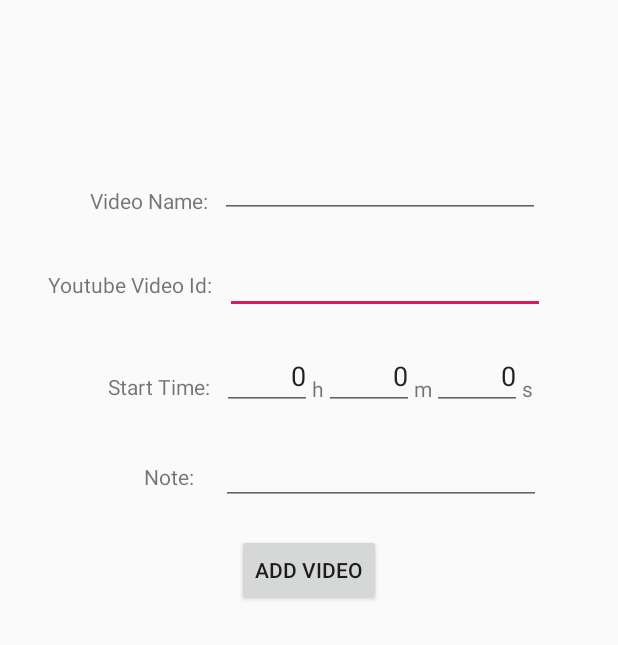
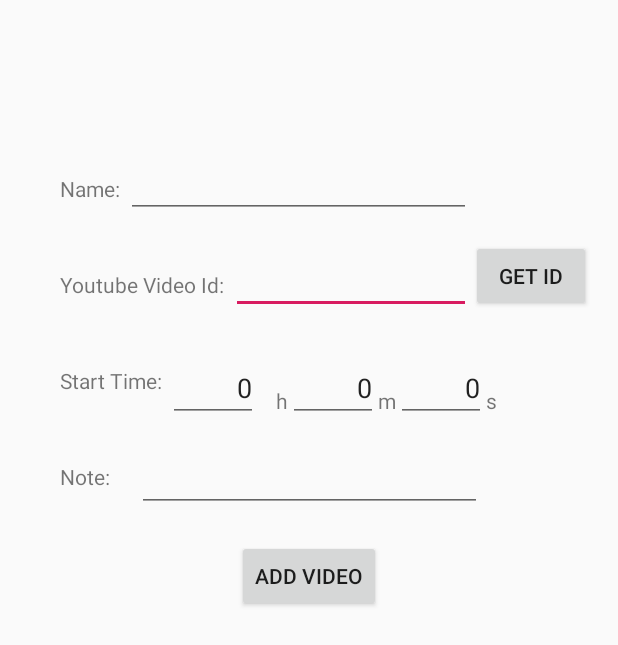
Before and after one commit to Luv-Puff/PianGio, an Android app: the layout activity_add_video.xml on its own in the app's theme, with its tools: preview values and no code run, on a phone screen of 412 x 824 dp. Shown: the top 645 px of the screen. Run offline under Robolectric (Android 15) with nearby library versions, the phone set to English and light mode, and no system bars.

Commit message:
update something ;)

```diff
--- a/app/build.gradle
+++ b/app/build.gradle
@@ -28,6 +28,7 @@ dependencies {
     androidTestImplementation 'androidx.test.espresso:espresso-core:3.2.0'
     //implementation fileTree(dir: 'libs', include: ['*.aar', '*.jar'], exclude: [])
     implementation files('libs\\YouTubeAndroidPlayerApi.jar')
+    implementation group: 'commons-io', name: 'commons-io', version: '2.4'
     implementation 'androidx.recyclerview:recyclerview:1.1.0'
     implementation 'com.google.android.material:material:1.0.0'
 }
--- a/app/src/main/AndroidManifest.xml
+++ b/app/src/main/AndroidManifest.xml
@@ -3,6 +3,7 @@
     package="com.example.scarymonstersplayer">
 
     <uses-permission android:name="android.permission.INTERNET" />
+    <uses-permission android:name="android.permission.ACCESS_NETWORK_STATE" />
 
     <application
         android:allowBackup="true"
--- a/app/src/main/java/com/example/scarymonstersplayer/ItemAdapter.java
+++ b/app/src/main/java/com/example/scarymonstersplayer/ItemAdapter.java
@@ -48,9 +48,10 @@ public class ItemAdapter extends RecyclerView.Adapter<ItemAdapter.ItemViewHolder
         public void onClick(View v) {
             MainActivity m = (MainActivity) mContext;
             String vid = vidText.getText().toString();
-            int Realsec = Integer.parseInt(realsec.getText().toString());
+            m.videoId = vid;
+            m.second = Integer.parseInt(realsec.getText().toString());
             //Toast.makeText(mContext,vid + amount,Toast.LENGTH_LONG).show();
-            m.player.cueVideo(vid,Realsec);
+            m.player.cueVideo(m.videoId,m.second);
 
         }
 
--- a/app/src/main/res/layout/activity_add_video.xml
+++ b/app/src/main/res/layout/activity_add_video.xml
@@ -7,21 +7,11 @@
     tools:context=".AddVideoActivity,.UpdateActivity">
 
 
-    <TextView
-        android:id="@+id/textView"
-        android:layout_width="wrap_content"
-        android:layout_height="wrap_content"
-        android:layout_marginStart="32dp"
-        android:layout_marginTop="180dp"
-        android:text="@string/Videoid"
-        app:layout_constraintStart_toStartOf="parent"
-        app:layout_constraintTop_toTopOf="parent" />
-
     <EditText
         android:id="@+id/add_vid"
-        android:layout_width="wrap_content"
+        android:layout_width="160dp"
         android:layout_height="wrap_content"
-        android:layout_marginStart="8dp"
+        android:layout_marginStart="4dp"
         android:layout_marginTop="164dp"
         android:ems="10"
         android:hint="@string/blank"
@@ -32,25 +22,34 @@
         app:layout_constraintTop_toTopOf="parent" />
 
     <EditText
-        android:id="@+id/add_h"
-        android:layout_width="60dp"
-        android:layout_height="40dp"
-        android:layout_marginStart="8dp"
-        android:layout_marginTop="24dp"
+        android:id="@+id/add_name"
+        android:layout_width="230dp"
+        android:layout_height="wrap_content"
+        android:layout_marginStart="4dp"
+        android:layout_marginTop="100dp"
         android:ems="10"
         android:hint="@string/blank"
         android:importantForAutofill="no"
-        android:inputType="number"
-        android:text="@string/zero"
-        android:textAlignment="viewEnd"
-        app:layout_constraintStart_toEndOf="@+id/textView7"
-        app:layout_constraintTop_toBottomOf="@+id/add_vid" />
+        android:inputType="textPersonName"
+        android:lines="3"
+        app:layout_constraintStart_toEndOf="@+id/textView2"
+        app:layout_constraintTop_toTopOf="parent" />
+
+    <TextView
+        android:id="@+id/textView"
+        android:layout_width="wrap_content"
+        android:layout_height="wrap_content"
+        android:layout_marginStart="40dp"
+        android:layout_marginTop="180dp"
+        android:text="@string/Videoid"
+        app:layout_constraintStart_toStartOf="parent"
+        app:layout_constraintTop_toTopOf="parent" />
 
     <EditText
         android:id="@+id/add_m"
         android:layout_width="60dp"
         android:layout_height="40dp"
-        android:layout_marginTop="24dp"
+        android:layout_marginTop="32dp"
         android:ems="10"
         android:hint="@string/blank"
         android:importantForAutofill="no"
@@ -60,43 +59,54 @@
         app:layout_constraintStart_toEndOf="@+id/textView4"
         app:layout_constraintTop_toBottomOf="@+id/add_vid" />
 
+    <TextView
+        android:id="@+id/textView5"
+        android:layout_width="wrap_content"
+        android:layout_height="wrap_content"
+        android:layout_marginTop="48dp"
+        android:text="@string/min"
+        app:layout_constraintStart_toEndOf="@+id/add_m"
+        app:layout_constraintTop_toBottomOf="@+id/add_vid" />
+
     <EditText
-        android:id="@+id/add_s"
-        android:layout_width="60dp"
-        android:layout_height="40dp"
-        android:layout_marginTop="24dp"
+        android:id="@+id/add_note"
+        android:layout_width="230dp"
+        android:layout_height="wrap_content"
+        android:layout_marginStart="4dp"
+        android:layout_marginTop="296dp"
         android:ems="10"
         android:hint="@string/blank"
         android:importantForAutofill="no"
-        android:inputType="number"
-        android:text="@string/zero"
-        android:textAlignment="viewEnd"
-        app:layout_constraintStart_toEndOf="@+id/textView5"
-        app:layout_constraintTop_toBottomOf="@+id/add_vid" />
+        android:inputType="textPersonName"
+        android:lines="10"
+        app:layout_constraintStart_toEndOf="@+id/textView3"
+        app:layout_constraintTop_toTopOf="parent" />
+
+    <Button
+        android:id="@+id/add_button"
+        android:layout_width="wrap_content"
+        android:layout_height="wrap_content"
+        android:layout_marginTop="360dp"
+        android:text="@string/add_newVideo"
+        app:layout_constraintEnd_toEndOf="parent"
+        app:layout_constraintStart_toStartOf="parent"
+        app:layout_constraintTop_toTopOf="parent" />
 
     <TextView
         android:id="@+id/textView4"
         android:layout_width="wrap_content"
         android:layout_height="wrap_content"
-        android:layout_marginTop="40dp"
+        android:layout_marginStart="12dp"
+        android:layout_marginTop="48dp"
         android:text="@string/hour"
         app:layout_constraintStart_toEndOf="@+id/add_h"
-        app:layout_constraintTop_toBottomOf="@+id/add_vid" />
-
-    <TextView
-        android:id="@+id/textView5"
-        android:layout_width="wrap_content"
-        android:layout_height="wrap_content"
-        android:layout_marginTop="40dp"
-        android:text="@string/min"
-        app:layout_constraintStart_toEndOf="@+id/add_m"
         app:layout_constraintTop_toBottomOf="@+id/add_vid" />
 
     <TextView
         android:id="@+id/textView6"
         android:layout_width="wrap_content"
         android:layout_height="wrap_content"
-        android:layout_marginTop="40dp"
+        android:layout_marginTop="48dp"
         android:text="@string/sec"
         app:layout_constraintEnd_toEndOf="parent"
         app:layout_constraintHorizontal_bias="0.0"
@@ -107,19 +117,48 @@
         android:id="@+id/textView7"
         android:layout_width="wrap_content"
         android:layout_height="wrap_content"
-        android:layout_marginStart="72dp"
-        android:layout_marginTop="248dp"
+        android:layout_marginStart="40dp"
+        android:layout_marginTop="244dp"
         android:text="@string/startTime"
         app:layout_constraintStart_toStartOf="parent"
         app:layout_constraintTop_toTopOf="parent" />
 
-    <Button
-        android:id="@+id/add_button"
-        android:layout_width="wrap_content"
-        android:layout_height="wrap_content"
-        android:layout_marginTop="356dp"
-        android:text="@string/add_newVideo"
-        app:layout_constraintEnd_toEndOf="parent"
+    <EditText
+        android:id="@+id/add_s"
+        android:layout_width="60dp"
+        android:layout_height="40dp"
+        android:layout_marginTop="32dp"
+        android:ems="10"
+        android:hint="@string/blank"
+        android:importantForAutofill="no"
+        android:inputType="number"
+        android:text="@string/zero"
+        android:textAlignment="viewEnd"
+        app:layout_constraintStart_toEndOf="@+id/textView5"
+        app:layout_constraintTop_toBottomOf="@+id/add_vid" />
+
+    <EditText
+        android:id="@+id/add_h"
+        android:layout_width="60dp"
+        android:layout_height="40dp"
+        android:layout_marginStart="4dp"
+        android:layout_marginTop="32dp"
+        android:ems="10"
+        android:hint="@string/blank"
+        android:importantForAutofill="no"
+        android:inputType="number"
+        android:text="@string/zero"
+        android:textAlignment="viewEnd"
+        app:layout_constraintStart_toEndOf="@+id/textView7"
+        app:layout_constraintTop_toBottomOf="@+id/add_vid" />
+
+    <TextView
+        android:id="@+id/textView3"
+        android:layout_width="47dp"
+        android:layout_height="18dp"
+        android:layout_marginStart="40dp"
+        android:layout_marginTop="308dp"
+        android:text="@string/note"
         app:layout_constraintStart_toStartOf="parent"
         app:layout_constraintTop_toTopOf="parent" />
 
@@ -127,46 +166,21 @@
         android:id="@+id/textView2"
         android:layout_width="wrap_content"
         android:layout_height="wrap_content"
-        android:layout_marginStart="60dp"
-        android:layout_marginTop="124dp"
-        android:text="@string/videoName"
+        android:layout_marginStart="40dp"
+        android:layout_marginTop="116dp"
+        android:text="@string/name"
         app:layout_constraintStart_toStartOf="parent"
         app:layout_constraintTop_toTopOf="parent" />
 
-    <EditText
-        android:id="@+id/add_name"
-        android:layout_width="wrap_content"
+    <Button
+        android:id="@+id/get_ID"
+        android:layout_width="80dp"
         android:layout_height="wrap_content"
-        android:layout_marginStart="8dp"
-        android:layout_marginTop="100dp"
-        android:ems="10"
-        android:hint="@string/blank"
-        android:importantForAutofill="no"
-        android:inputType="textPersonName"
-        app:layout_constraintStart_toEndOf="@+id/textView2"
+        android:layout_marginTop="160dp"
+        android:text="@string/get_id_and_name"
+        app:layout_constraintEnd_toEndOf="parent"
+        app:layout_constraintHorizontal_bias="0.0"
+        app:layout_constraintStart_toEndOf="@+id/add_vid"
         app:layout_constraintTop_toTopOf="parent" />
 
-    <TextView
-        android:id="@+id/textView3"
-        android:layout_width="47dp"
-        android:layout_height="18dp"
-        android:layout_marginStart="96dp"
-        android:layout_marginTop="308dp"
-        android:text="@string/note"
-        app:layout_constraintStart_toStartOf="parent"
-        app:layout_constraintTop_toTopOf="parent" />
-
-    <EditText
-        android:id="@+id/add_note"
-        android:layout_width="wrap_content"
-        android:layout_height="wrap_content"
-        android:layout_marginStart="4dp"
-        android:layout_marginTop="24dp"
-        android:ems="10"
-        android:hint="@string/blank"
-        android:importantForAutofill="no"
-        android:inputType="textPersonName"
-        app:layout_constraintStart_toEndOf="@+id/textView3"
-        app:layout_constraintTop_toBottomOf="@+id/textView7" />
-
 </androidx.constraintlayout.widget.ConstraintLayout>
--- a/app/src/main/res/values/strings.xml
+++ b/app/src/main/res/values/strings.xml
@@ -3,7 +3,7 @@
     <string name="PlayVideo">Play Vedio!</string>
     <string name="final_project">期末專案</string>
     <string name="add_newVideo">Add Video</string>
-    <string name="share_video">Share video</string>
+    <string name="share_video">Share This Video</string>
     <string name="textview">TextView</string>
     <string name="Videoid">Youtube Video Id:</string>
     <string name="startTime">Start Time:</string>
@@ -14,4 +14,8 @@
     <string name="videoName">Video Name:</string>
     <string name="note">Note:</string>
     <string name="zero">0</string>
+    <string name="get_id_and_name">get id</string>
+    <string name="name">Name:</string>
+    <string name="get_name">GET VIDEO NAME</string>
+    <string name="internet_warn">警告:沒有網路，疑似是國家機器動起來了</string>
 </resources>
```
Also changed, not shown: app/src/main/java/com/example/scarymonstersplayer/AddVideoActivity.java (+29 -1 lines), app/src/main/java/com/example/scarymonstersplayer/MainActivity.java (+46 -3 lines), app/src/main/java/com/example/scarymonstersplayer/UpdateActivity.java (+44 -1 lines).
